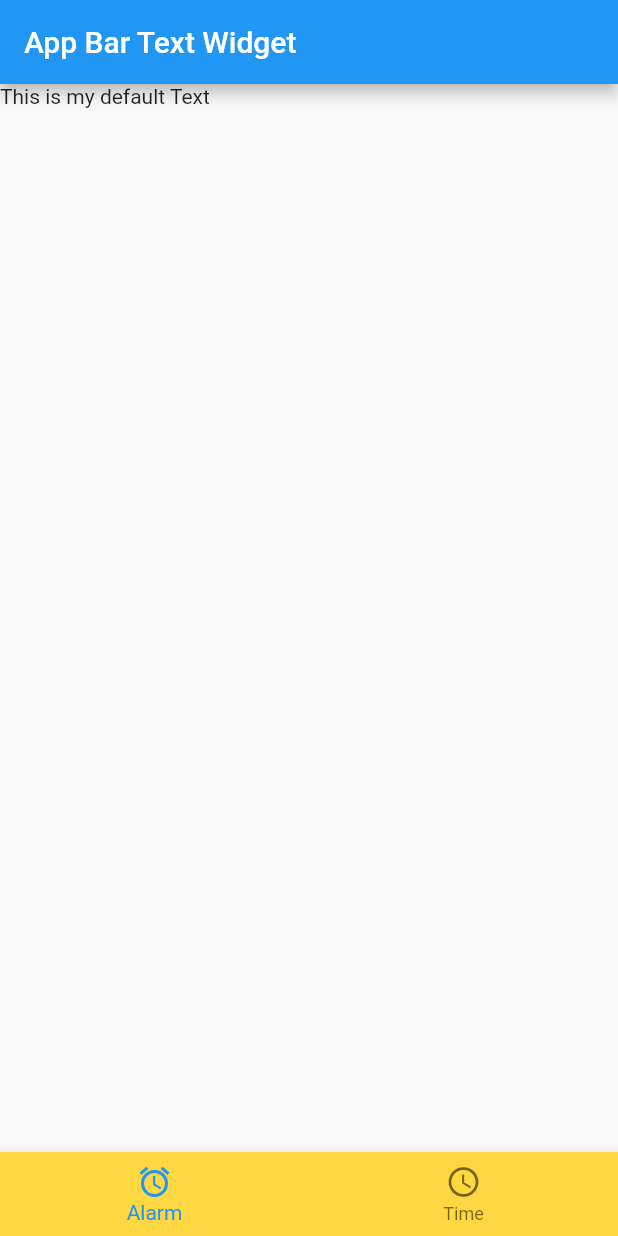
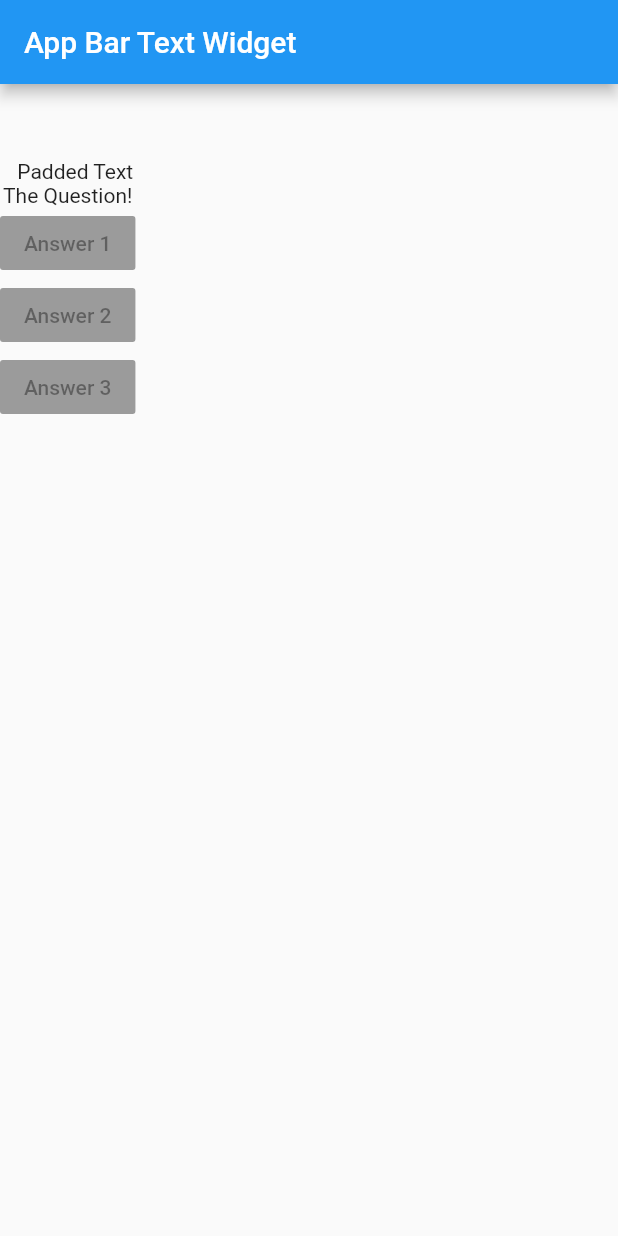
Before and after one commit to GargNishant/FlutterGuide, a Flutter app: the screen it shows after launch, on a phone screen of 412 x 824 dp. Run offline on Flutter 3.47's test engine with Material 2 defaults, Android fonts, the phone set to English and light mode, and no system bars.

Commit message:
+Padding, Raised Button, Column

```diff
--- a/lib/main.dart
+++ b/lib/main.dart
@@ -6,22 +6,20 @@ class ApplicationWidget extends StatelessWidget{
 
   @override
   Widget build(BuildContext context) {
+    var questions = ["What's you favorite color?","What's your favorite animal"];
     return MaterialApp(
         home: Scaffold( //Scaffold contains some basic elements of empty page like White background, themes for Text, etc
           appBar: AppBar(title: Text("App Bar Text Widget"),), //Default App bar with a title
-
-          body: Text("This is my default Text"), //Body is the Background of the App.
-
-          bottomNavigationBar: BottomNavigationBar( //Bottom Navigation Bar
-            backgroundColor: Colors.amberAccent,
-            items: const <BottomNavigationBarItem>[  //Tabs of the Bottom Navigation bar are written here
-              BottomNavigationBarItem(icon: Icon(Icons.access_alarm),title: Text("Alarm")),
-              BottomNavigationBarItem(icon: Icon(Icons.access_time),title: Text("Time"))
-            ]
-         )
+          body: Column(children: <Widget>[
+            Padding(padding:EdgeInsets.only(top: 50,left: 10,),child: Text("Padded Text"),), // Padding Widget
+            Text("The Question!"),
+            RaisedButton(child: Text("Answer 1"),onPressed: null,),
+            RaisedButton(child: Text("Answer 2"),onPressed: null,),
+            RaisedButton(child: Text("Answer 3"),onPressed: null,),
+          ],
+          )
 
         )
     );
   }
-
 }
```
